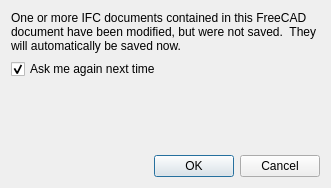
First picture: the form in src/Mod/BIM/Resources/ui/dialogExport.ui, repository southseact-3d/fcd, before the edit.
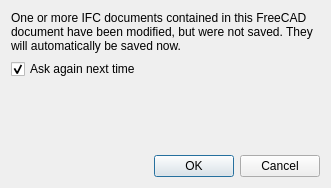
Second picture: the form after the edit.

```diff
--- a/src/Mod/BIM/Resources/ui/dialogExport.ui
+++ b/src/Mod/BIM/Resources/ui/dialogExport.ui
@@ -17,7 +17,7 @@
    <item>
     <widget class="QLabel" name="label">
      <property name="text">
-      <string>One or more IFC documents contained in this FreeCAD document have been modified, but were not saved.  They will automatically be saved now.</string>
+      <string>One or more IFC documents contained in this FreeCAD document have been modified, but were not saved. They will automatically be saved now.</string>
      </property>
      <property name="wordWrap">
       <bool>true</bool>
@@ -27,7 +27,7 @@
    <item>
     <widget class="QCheckBox" name="checkAskBeforeSaving">
      <property name="text">
-      <string>Ask me again next time</string>
+      <string>Ask again next time</string>
      </property>
      <property name="checked">
       <bool>true</bool>
```
